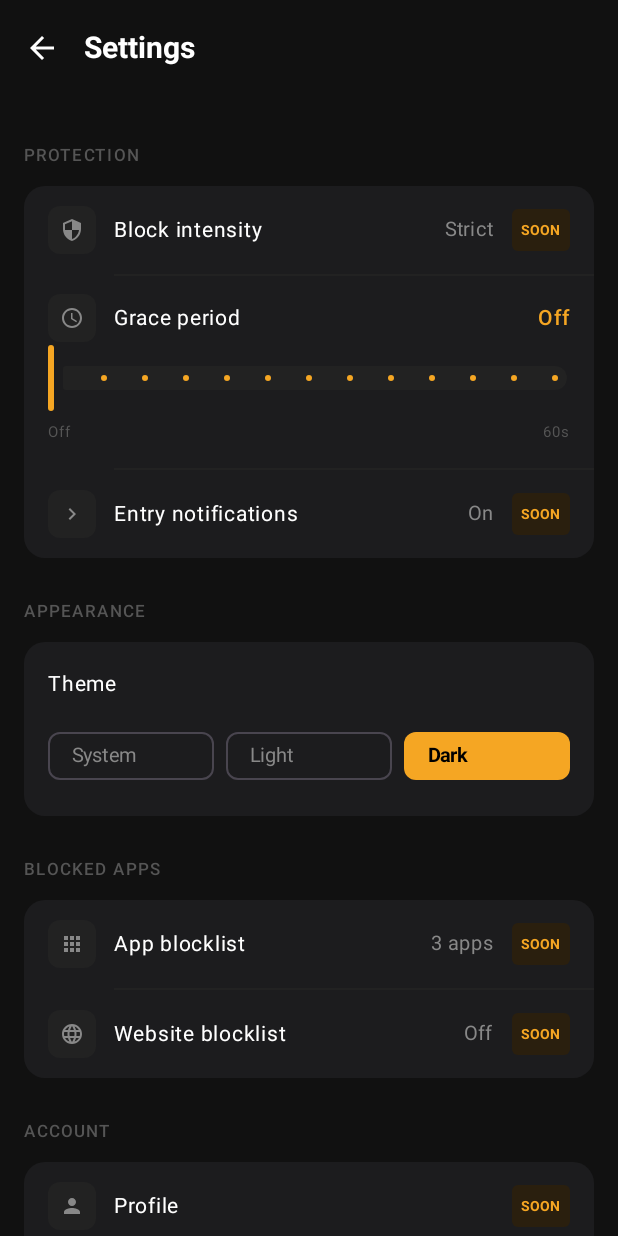
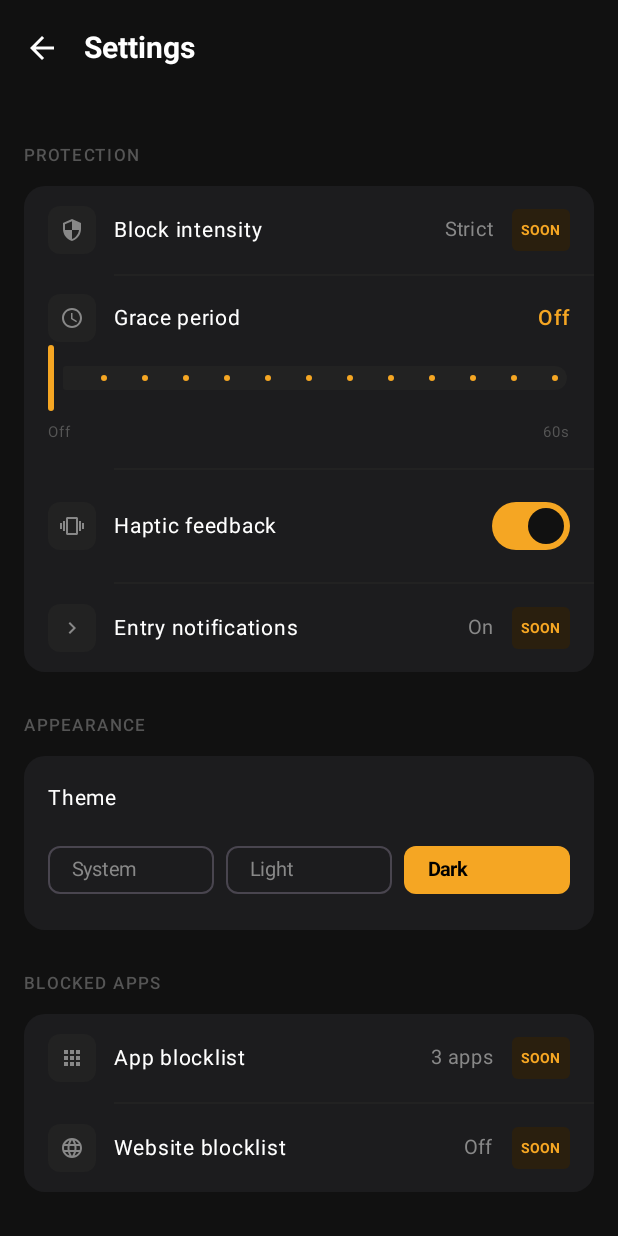
Before and after one commit to ammar-hamady/bounds, an Android app built with Jetpack Compose: the screen it shows after launch (MainActivity), after a tap on "Settings", on a phone screen of 412 x 824 dp. Run offline under Robolectric (Android 15) with nearby library versions, the light colour scheme and no system bars; our stand-ins replace navigation suite.

Commit message:
Add haptic feedback on zone activate/deactivate with Settings toggle
Replit-Task-Id: 847775e8-6105-4680-b385-71049b7a2698

```diff
--- a/app/src/main/AndroidManifest.xml
+++ b/app/src/main/AndroidManifest.xml
@@ -7,6 +7,9 @@
     <uses-permission android:name="android.permission.ACCESS_COARSE_LOCATION" />
     <!-- Required for geofencing while the app is in the background (Android 10+) -->
     <uses-permission android:name="android.permission.ACCESS_BACKGROUND_LOCATION" />
+
+    <!-- Haptic feedback -->
+    <uses-permission android:name="android.permission.VIBRATE" />
 
     <!-- General -->
     <uses-permission android:name="android.permission.INTERNET" />
--- a/app/src/main/java/com/example/bounds/BoundsApplication.kt
+++ b/app/src/main/java/com/example/bounds/BoundsApplication.kt
@@ -39,6 +39,9 @@ class BoundsApplication : Application() {
     /** Grace-timer preference kept in sync from Settings. */
     @Volatile var graceTimerSeconds: Int = 0
 
+    /** Haptic feedback toggle kept in sync from Settings. */
+    @Volatile var hapticFeedbackEnabled: Boolean = true
+
     override fun onCreate() {
         super.onCreate()
         zoneRepository = ZoneRepository(this)
--- a/app/src/main/java/com/example/bounds/MainActivity.kt
+++ b/app/src/main/java/com/example/bounds/MainActivity.kt
@@ -93,8 +93,10 @@ fun BoundsApp() {
     // Default to DARK so the app always opens in dark mode
     var themePreference by rememberSaveable { mutableStateOf(ThemePreference.DARK) }
     var graceTimerSeconds by rememberSaveable { mutableStateOf(0) }
+    var hapticFeedbackEnabled by rememberSaveable { mutableStateOf(true) }
 
     LaunchedEffect(graceTimerSeconds) { app.graceTimerSeconds = graceTimerSeconds }
+    LaunchedEffect(hapticFeedbackEnabled) { app.hapticFeedbackEnabled = hapticFeedbackEnabled }
 
     // ── Usage Access permission ───────────────────────────────────────────────
     var hasUsageStatsPermission by remember {
@@ -197,6 +199,8 @@ fun BoundsApp() {
                         onThemeChange            = { themePreference = it },
                         graceTimerSeconds        = graceTimerSeconds,
                         onGraceTimerChange       = { graceTimerSeconds = it },
+                        hapticFeedbackEnabled    = hapticFeedbackEnabled,
+                        onHapticFeedbackChange   = { hapticFeedbackEnabled = it },
                         onDeleteAnalyticsData    = { boundsViewModel.clearEvents() },
                         onBack                   = { showSettingsScreen = false },
                         hasUsageStatsPermission  = hasUsageStatsPermission,
--- a/app/src/main/java/com/example/bounds/ui/screens/SettingsScreen.kt
+++ b/app/src/main/java/com/example/bounds/ui/screens/SettingsScreen.kt
@@ -27,6 +27,8 @@ import androidx.compose.material.icons.filled.Info
 import androidx.compose.material.icons.filled.Language
 import androidx.compose.material.icons.filled.Lock
 import androidx.compose.material.icons.filled.Person
+import androidx.compose.material.icons.filled.Vibration
+import androidx.compose.material3.Switch
 import androidx.compose.material.icons.filled.Schedule
 import androidx.compose.material.icons.filled.Security
 import androidx.compose.material.icons.filled.Send
@@ -77,6 +79,8 @@ fun SettingsScreen(
     onThemeChange: (ThemePreference) -> Unit,
     graceTimerSeconds: Int,
     onGraceTimerChange: (Int) -> Unit,
+    hapticFeedbackEnabled: Boolean,
+    onHapticFeedbackChange: (Boolean) -> Unit,
     onDeleteAnalyticsData: () -> Unit,
     onBack: () -> Unit,
     hasUsageStatsPermission: Boolean = true,
@@ -193,6 +197,40 @@ fun SettingsScreen(
                         Text("Off", fontSize = 10.sp, color = TextSubtle)
                         Text("60s", fontSize = 10.sp, color = TextSubtle)
                     }
+                }
+                SettingsDivider()
+                // Haptic feedback toggle
+                Row(
+                    modifier = Modifier
+                        .fillMaxWidth()
+                        .padding(horizontal = 16.dp, vertical = 13.dp),
+                    verticalAlignment = Alignment.CenterVertically,
+                    horizontalArrangement = Arrangement.spacedBy(12.dp)
+                ) {
+                    Box(
+                        modifier = Modifier
+                            .size(32.dp)
+                            .clip(RoundedCornerShape(8.dp))
+                            .background(BgElevated),
+                        contentAlignment = Alignment.Center
+                    ) {
+                        Icon(
+                            imageVector = Icons.Filled.Vibration,
+                            contentDescription = null,
+                            tint = TextMuted,
+                            modifier = Modifier.size(16.dp)
+                        )
+                    }
+                    Text(
+                        text = "Haptic feedback",
+                        fontSize = 14.sp,
+                        color = MaterialTheme.colorScheme.onSurface,
+                        modifier = Modifier.weight(1f)
+                    )
+                    Switch(
+                        checked = hapticFeedbackEnabled,
+                        onCheckedChange = onHapticFeedbackChange
+                    )
                 }
                 SettingsDivider()
                 SettingsRow(
```
Also changed, not shown: app/src/main/java/com/example/bounds/service/GeofenceEnforcementService.kt (+39 -0 lines).
